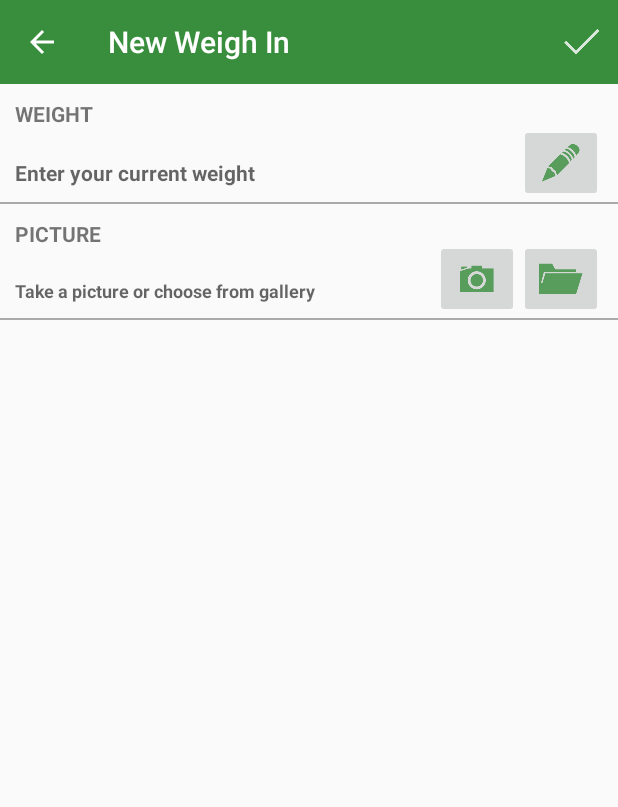
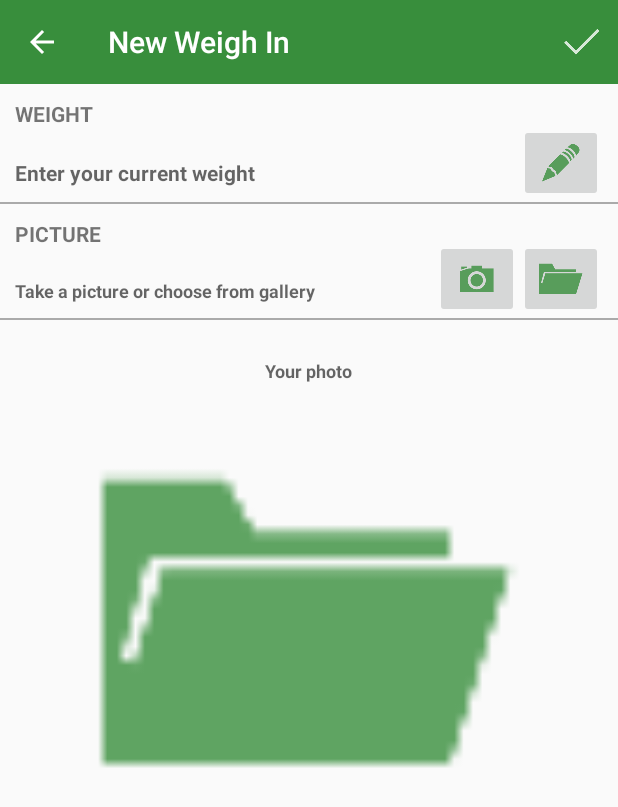
Before and after one commit to Stahlisen/treightapp_light, an Android app: the screen it shows after launch (MainActivity), after a tap on "add new weigh in", on a phone screen of 412 x 824 dp. Shown: the top 807 px of the screen. Run offline under Robolectric (Android 15) with nearby library versions, the phone set to English and light mode, and no system bars; libraries missing offline, so code that uses them is left out: io.realm; 5 statements that could not run were skipped.

Commit message:
add landscape layout for NewWeighInFragment

```diff
--- /dev/null
+++ b/app/src/main/res/layout-land/fragment_new_weighin.xml
@@ -0,0 +1,115 @@
+<?xml version="1.0" encoding="utf-8"?>
+<LinearLayout xmlns:android="http://schemas.android.com/apk/res/android"
+              android:orientation="vertical" android:layout_width="match_parent"
+              android:layout_height="match_parent"
+              android:background="?android:windowBackground">
+
+    <RelativeLayout
+        android:layout_width="match_parent"
+        android:layout_height="wrap_content"
+        android:id="@+id/weight_edit_container">
+
+        <TextView
+            android:id="@+id/weight_label_title"
+            android:layout_width="wrap_content"
+            android:layout_height="wrap_content"
+            android:text="@string/weight_label"
+            android:textStyle="bold"
+            android:padding="10dp"/>
+
+        <TextView
+            android:id="@+id/weight_edit"
+            android:layout_width="wrap_content"
+            android:layout_height="wrap_content"
+            android:hint="@string/weight_enter_hint"
+            android:layout_below="@id/weight_label_title"
+            android:textStyle="bold"
+            android:padding="10dp"
+            />
+
+
+        <ImageButton
+            android:id="@+id/weight_edit_button"
+            android:layout_width="wrap_content"
+            android:layout_height="wrap_content"
+            android:src="@drawable/edit_button"
+            android:layout_alignBottom="@id/weight_edit"
+            android:layout_alignParentRight="true"
+            android:layout_marginRight="10dp"/>
+
+    </RelativeLayout>
+
+    <View
+        android:layout_width="fill_parent"
+        android:layout_height="1dp"
+        android:background="@android:color/darker_gray"/>
+
+    <RelativeLayout
+        android:layout_width="match_parent"
+        android:layout_height="wrap_content"
+        android:id="@+id/picture_edit_container">
+
+        <TextView
+            android:id="@+id/picture_label_title"
+            android:layout_width="wrap_content"
+            android:layout_height="wrap_content"
+            android:text="@string/picture_label"
+            android:textStyle="bold"
+            android:padding="10dp"/>
+
+        <TextView
+            android:id="@+id/picture_edit"
+            android:layout_width="wrap_content"
+            android:layout_height="wrap_content"
+            android:hint="@string/picture_enter_hint"
+            android:layout_below="@id/picture_label_title"
+            android:textStyle="bold"
+            android:padding="10dp"
+            android:textSize="12sp"
+            />
+
+
+        <ImageButton
+            android:id="@+id/browse_gallery_image_button"
+            android:layout_width="wrap_content"
+            android:layout_height="wrap_content"
+            android:src="@drawable/browse_button"
+            android:layout_alignBottom="@id/picture_edit"
+            android:layout_alignParentRight="true"
+            android:layout_marginRight="10dp"/>
+
+        <ImageButton
+            android:id="@+id/take_picture_button"
+            android:layout_width="wrap_content"
+            android:layout_height="wrap_content"
+            android:src="@drawable/camera_button"
+            android:layout_alignBottom="@id/picture_edit"
+            android:layout_toLeftOf="@id/browse_gallery_image_button"
+            />
+
+    </RelativeLayout>
+
+    <View
+        android:layout_width="fill_parent"
+        android:layout_height="1dp"
+        android:background="@android:color/darker_gray"/>
+
+    <TextView
+        android:id="@+id/your_photo_desc"
+        android:layout_width="wrap_content"
+        android:layout_height="wrap_content"
+        android:layout_gravity="center"
+        android:hint="@string/your_photo_hint"
+        android:textStyle="bold"
+        android:padding="10dp"
+        android:textSize="12sp"
+        />
+
+    <ImageView
+        android:id="@+id/photo_view"
+        android:layout_width="100dp"
+        android:layout_height="100dp"
+        android:layout_gravity="center"
+        android:src="@drawable/browse_button"/>
+
+</LinearLayout>
--- a/app/src/main/res/layout/fragment_new_weighin.xml
+++ b/app/src/main/res/layout/fragment_new_weighin.xml
@@ -94,10 +94,24 @@
         android:layout_height="1dp"
         android:background="@android:color/darker_gray"/>
 
+    <TextView
+        android:id="@+id/your_photo_desc"
+        android:layout_width="wrap_content"
+        android:layout_height="wrap_content"
+        android:layout_gravity="center"
+        android:hint="@string/your_photo_hint"
+        android:textStyle="bold"
+        android:padding="10dp"
+        android:textSize="12sp"
+        android:layout_marginTop="15dp"
+        />
+
     <ImageView
         android:id="@+id/photo_view"
-        android:layout_width="match_parent"
-        android:layout_height="wrap_content" />
+        android:layout_width="300dp"
+        android:layout_height="300dp"
+        android:layout_gravity="center"
+        android:src="@drawable/browse_button"/>
 
 
 
--- a/app/src/main/res/values/strings.xml
+++ b/app/src/main/res/values/strings.xml
@@ -18,6 +18,7 @@
     <string name="weight_enter_hint">Enter your current weight</string>
     <string name="picture_label">PICTURE</string>
     <string name="picture_enter_hint">Take a picture or choose from gallery</string>
+    <string name="your_photo_hint">Your photo</string>
 
     <string-array name="views">
         <item>Home/My Profile</item>
```
Also changed, not shown: app/src/main/java/com/example/myfitnessjourney/Controller/GoalFragment.java (+48 -16 lines), app/src/main/java/com/example/myfitnessjourney/Controller/MainActivity.java (+1 -12 lines), app/src/main/java/com/example/myfitnessjourney/Controller/NewWeighInFragment.java (+27 -0 lines), app/src/main/java/com/example/myfitnessjourney/Controller/WeighInDetailFragment.java (+12 -1 lines), 49 other files.
